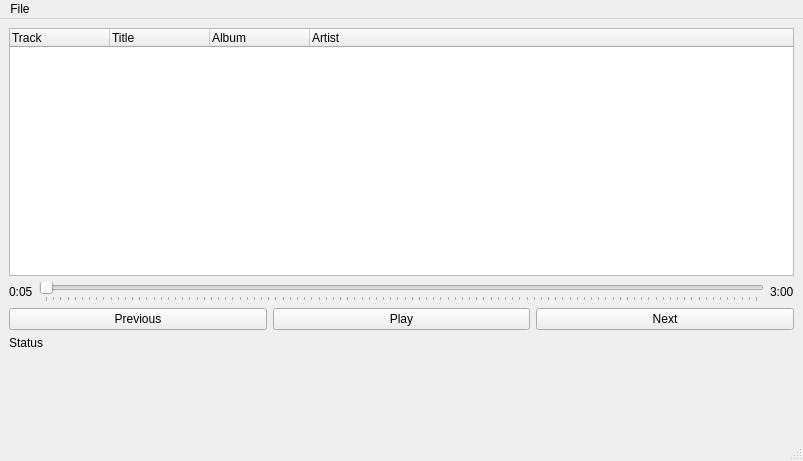
Old version of the form ui/max.ui in the repository twincie/max.
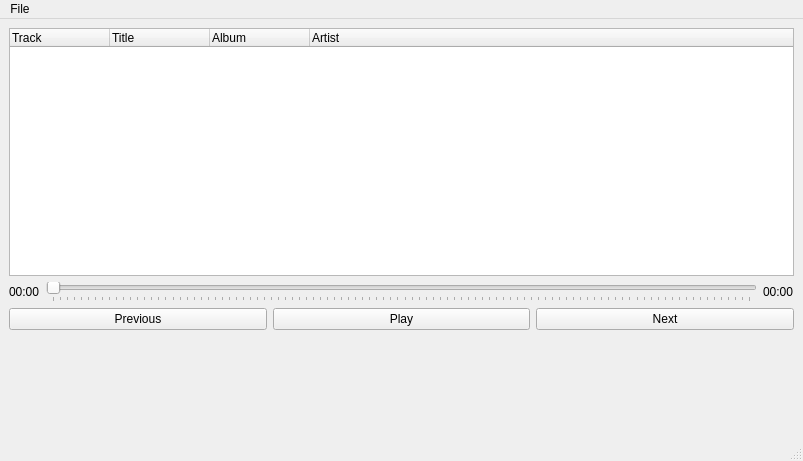
New version of the form.

Commit message: remove ui placeholder texts

Diff of the .ui file:
```diff
--- a/ui/max.ui
+++ b/ui/max.ui
@@ -50,7 +50,7 @@
       <item>
        <widget class="QLabel" name="positionTimer">
         <property name="text">
-         <string>0:05</string>
+         <string>00:00</string>
         </property>
        </widget>
       </item>
@@ -70,7 +70,7 @@
       <item>
        <widget class="QLabel" name="fixedTimer">
         <property name="text">
-         <string>3:00</string>
+         <string>00:00</string>
         </property>
        </widget>
       </item>
@@ -106,7 +106,7 @@
       <item>
        <widget class="QLabel" name="label">
         <property name="text">
-         <string>Status</string>
+         <string/>
         </property>
        </widget>
       </item>
```
